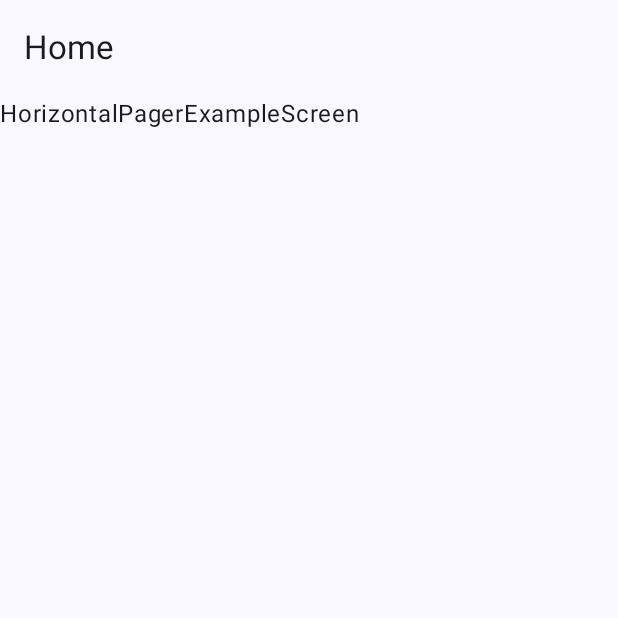
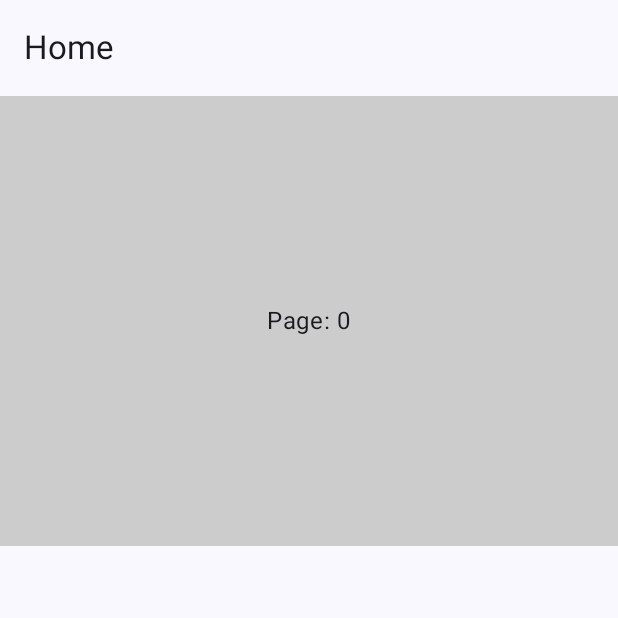
Before and after one commit to mende273/ViewPagerComposeExamples, an Android app built with Jetpack Compose: the HorizontalPagerScreen screen opened through its navigation route, on a phone screen of 412 x 824 dp, the top half of it. Run offline under Robolectric (Android 15) with nearby library versions, the phone set to English and light mode, and no system bars.

Commit message:
create HorizontalPagerScreen.kt

```diff
--- a/app/build.gradle
+++ b/app/build.gradle
@@ -65,4 +65,6 @@ dependencies {
     // navigation component
     implementation 'androidx.navigation:navigation-compose:2.6.0'
     androidTestImplementation 'androidx.navigation:navigation-testing:2.6.0'
+
+    implementation 'androidx.compose.foundation:foundation:1.4.3'
 }
--- a/app/src/main/java/mende273/viewpagerexamples/MainActivity.kt
+++ b/app/src/main/java/mende273/viewpagerexamples/MainActivity.kt
@@ -23,6 +23,7 @@ import androidx.navigation.compose.composable
 import androidx.navigation.compose.rememberNavController
 import mende273.viewpagerexamples.ui.component.TopBar
 import mende273.viewpagerexamples.ui.screen.HomeScreen
+import mende273.viewpagerexamples.ui.screen.HorizontalPagerScreen
 import mende273.viewpagerexamples.ui.theme.ViewPagerComposeExamplesTheme
 
 class MainActivity : ComponentActivity() {
@@ -91,7 +92,7 @@ fun AppNavigation(
         }
 
         composable(Screen.HORIZONTAL_PAGER_EXAMPLE.route) {
-            HorizontalPagerExampleScreen()
+            HorizontalPagerScreen()
         }
 
         composable(Screen.HORIZONTAL_PAGER_WITH_BUTTONS_EXAMPLE.route) {
@@ -109,11 +110,6 @@ fun AppNavigation(
 }
 
 @Composable
-private fun HorizontalPagerExampleScreen() {
-    Text(text = "HorizontalPagerExampleScreen")
-}
-
-@Composable
 private fun HorizontalPagerWithButtonsExampleScreen() {
     Text(text = "HorizontalPagerWithButtonsExampleScreen")
 }
--- /dev/null
+++ b/app/src/main/java/mende273/viewpagerexamples/ui/screen/HorizontalPagerScreen.kt
@@ -0,0 +1,32 @@
+package mende273.viewpagerexamples.ui.screen
+
+import androidx.compose.foundation.ExperimentalFoundationApi
+import androidx.compose.foundation.background
+import androidx.compose.foundation.layout.Box
+import androidx.compose.foundation.layout.fillMaxWidth
+import androidx.compose.foundation.layout.height
+import androidx.compose.foundation.pager.HorizontalPager
+import androidx.compose.foundation.pager.rememberPagerState
+import androidx.compose.material3.Text
+import androidx.compose.runtime.Composable
+import androidx.compose.ui.Alignment
+import androidx.compose.ui.Modifier
+import androidx.compose.ui.graphics.Color
+import androidx.compose.ui.unit.dp
+
+@OptIn(ExperimentalFoundationApi::class)
+@Composable
+fun HorizontalPagerScreen() {
+    val pagerState = rememberPagerState()
+    HorizontalPager(pageCount = 10, state = pagerState) {
+        Box(
+            modifier = Modifier
+                .fillMaxWidth()
+                .height(300.dp)
+                .background(Color.LightGray),
+            contentAlignment = Alignment.Center
+        ) {
+            Text(text = "Page: $it")
+        }
+    }
+}
```
